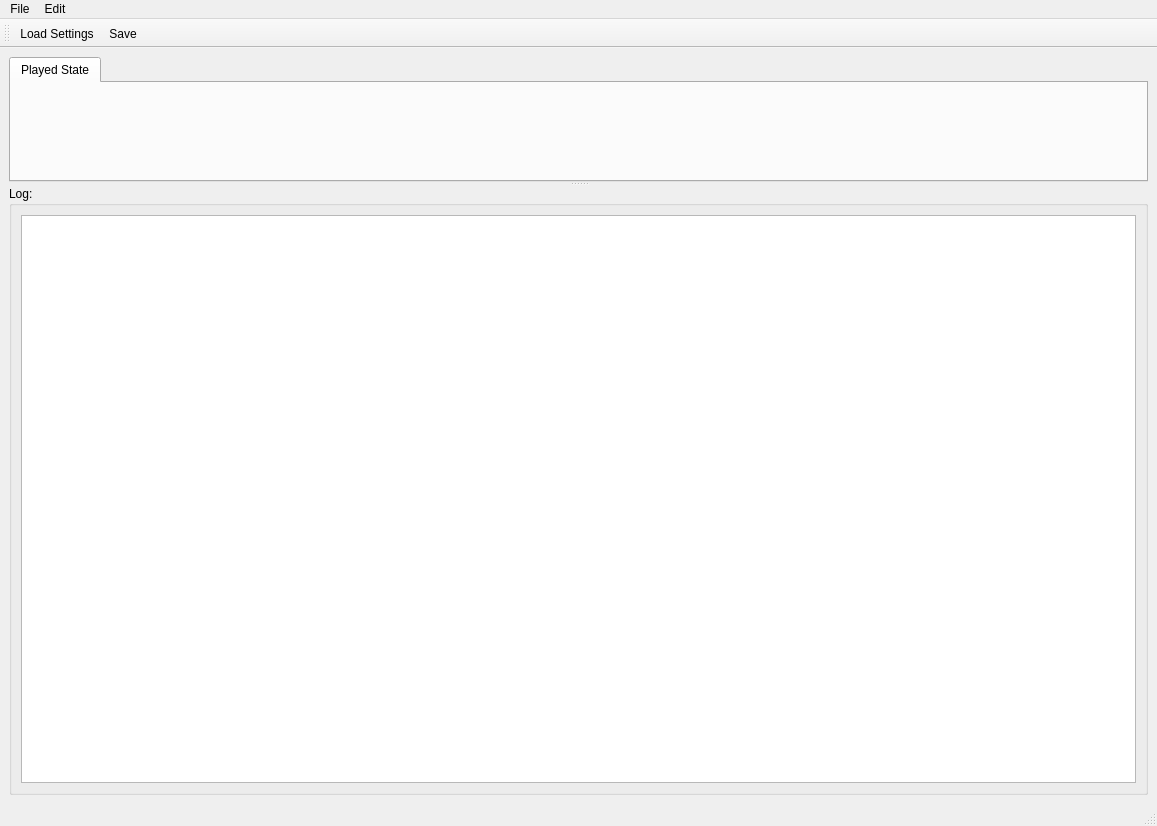
The window that UI/MainWindow.ui (towel42-com/EmbySync) describes before a commit, drawn with Qt 5.
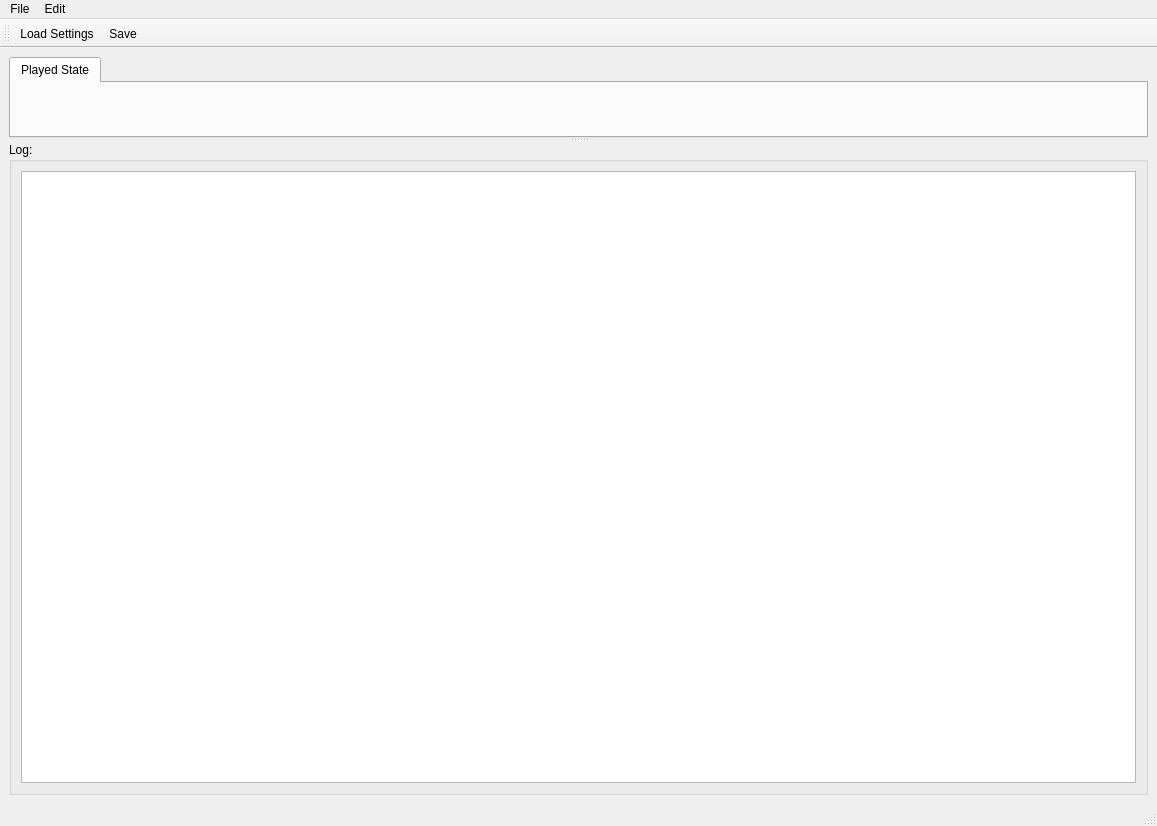
The same window after the commit. Icons and pictures are not drawn. Custom widgets are drawn as their Qt base class.

Commit message: Fix for Qt warnings

Patch:
```diff
--- a/UI/MainWindow.ui
+++ b/UI/MainWindow.ui
@@ -28,7 +28,6 @@
         <attribute name="title">
          <string>Played State</string>
         </attribute>
-        <layout class="QVBoxLayout" name="verticalLayout_2"/>
        </widget>
       </widget>
       <widget class="QGroupBox" name="groupBox">
```
The commit also changes 2 other files.
